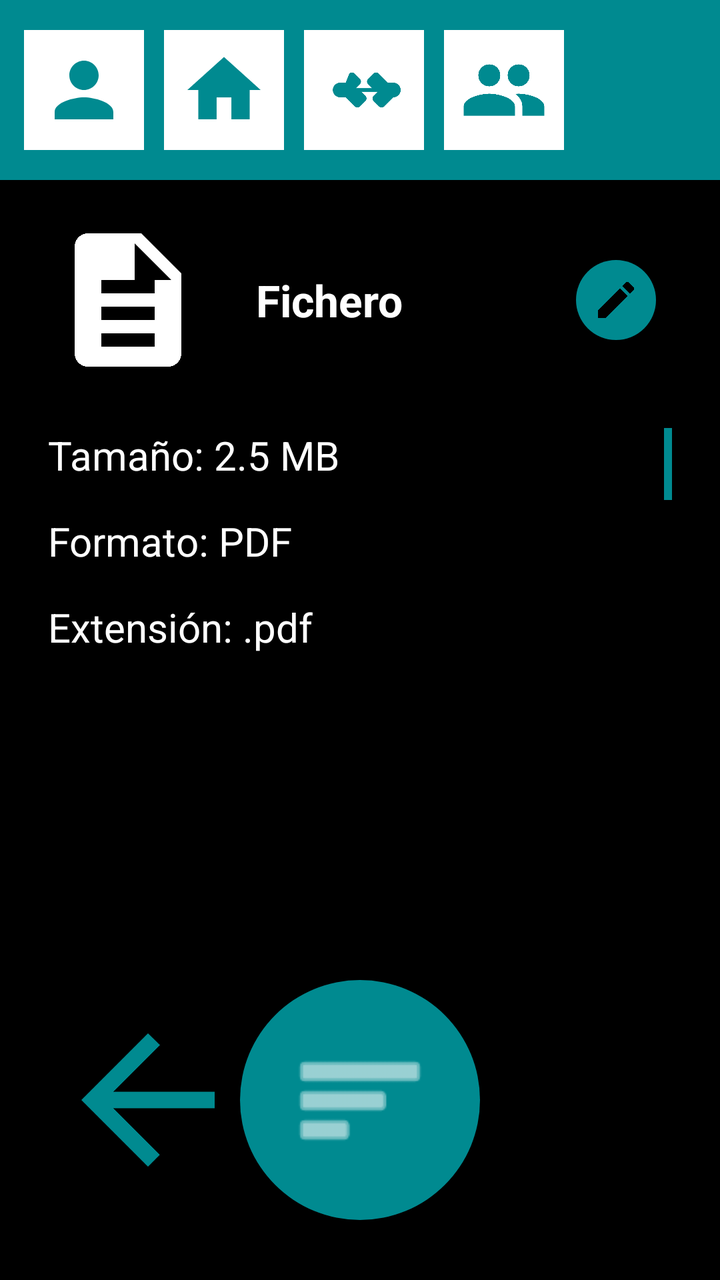
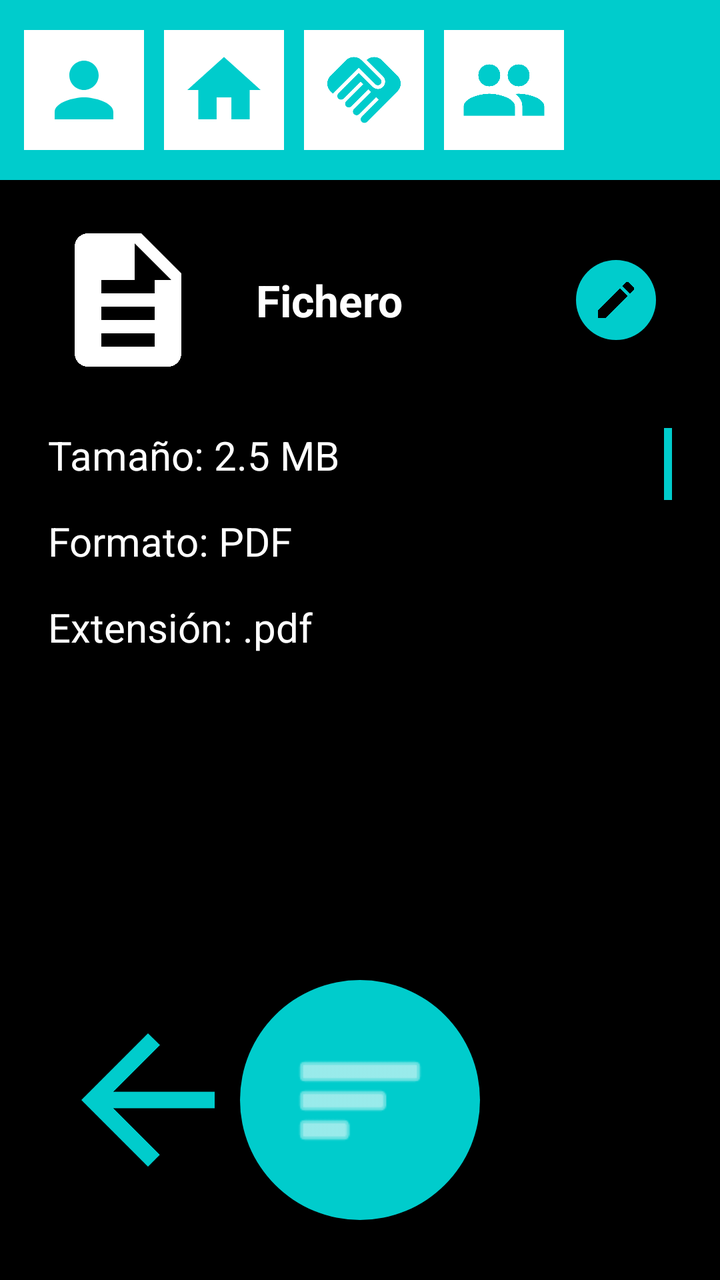

An Android layout rendered at two revisions. The XML below is the earlier revision; the diff shows what the commit changed to produce the second picture.
<!-- AndroidManifest.xml: application theme Theme.QuikFile -->
<!-- res/layout/activity_file_detail.xml -->
<?xml version="1.0" encoding="utf-8"?>
<androidx.constraintlayout.widget.ConstraintLayout xmlns:android="http://schemas.android.com/apk/res/android"
    xmlns:app="http://schemas.android.com/apk/res-auto"
    xmlns:tools="http://schemas.android.com/tools"
    android:layout_width="match_parent"
    android:layout_height="match_parent"
    android:background="@color/background_black"
    tools:context=".FileDetailActivity">

    
    <LinearLayout
        android:id="@+id/topBar"
        android:layout_width="match_parent"
        android:layout_height="90dp"
        android:background="@color/blue_app"
        android:gravity="center_vertical"
        android:orientation="horizontal"
        android:paddingStart="12dp"
        android:paddingEnd="12dp"
        app:layout_constraintTop_toTopOf="parent">

        <ImageView
            android:id="@+id/btnSettingsTop"
            android:layout_width="60dp"
            android:layout_height="60dp"
            android:layout_marginEnd="10dp"
            android:background="@color/white"
            android:padding="8dp"
            android:src="@drawable/ic_person"
            app:tint="@color/blue_app" />

        <ImageView
            android:id="@+id/btnHomeTop"
            android:layout_width="60dp"
            android:layout_height="60dp"
            android:layout_marginEnd="10dp"
            android:background="@color/white"
            android:padding="8dp"
            android:src="@drawable/ic_home"
            app:tint="@color/blue_app" />

        <ImageView
            android:id="@+id/btnSharedTop"
            android:layout_width="60dp"
            android:layout_height="60dp"
            android:layout_marginEnd="10dp"
            android:background="@color/white"
            android:padding="8dp"
            android:src="@drawable/ic_handshake"
            app:tint="@color/blue_app" />

        <ImageView
            android:id="@+id/btnLoginTop"
            android:layout_width="60dp"
            android:layout_height="60dp"
            android:background="@color/white"
            android:padding="8dp"
            android:src="@drawable/ic_group"
            app:tint="@color/blue_app" />
    </LinearLayout>

    
    <LinearLayout
        android:id="@+id/fileHeader"
        android:layout_width="match_parent"
        android:layout_height="wrap_content"
        android:layout_marginTop="20dp"
        android:gravity="center_vertical"
        android:orientation="horizontal"
        android:paddingStart="24dp"
        android:paddingEnd="24dp"
        app:layout_constraintTop_toBottomOf="@id/topBar">

        <ImageView
            android:layout_width="80dp"
            android:layout_height="80dp"
            android:src="@drawable/ic_file"
            app:tint="@color/white" />

        <LinearLayout
            android:layout_width="0dp"
            android:layout_height="wrap_content"
            android:layout_marginStart="16dp"
            android:layout_weight="1"
            android:background="@drawable/search_bar_background"
            android:backgroundTint="@color/background_black"
            android:gravity="center_vertical"
            android:orientation="horizontal"
            android:padding="8dp">

            <EditText
                android:id="@+id/etFileName"
                android:layout_width="0dp"
                android:layout_height="wrap_content"
                android:layout_weight="1"
                android:background="@android:color/transparent"
                android:text="Fichero"
                android:textColor="@color/white"
                android:textSize="22sp"
                android:textStyle="bold" />

            <ImageView
                android:id="@+id/btnEditName"
                android:layout_width="40dp"
                android:layout_height="40dp"
                android:background="@drawable/circle_cyan"
                android:padding="8dp"
                android:src="@drawable/ic_edit"
                app:tint="@color/black" />
        </LinearLayout>
    </LinearLayout>

    
    <ScrollView
        android:id="@+id/fileInfoScroll"
        android:layout_width="match_parent"
        android:layout_height="0dp"
        android:layout_marginTop="24dp"
        android:paddingStart="24dp"
        android:paddingEnd="24dp"
        android:scrollbarThumbVertical="@color/blue_app"
        android:fadeScrollbars="false"
        app:layout_constraintBottom_toTopOf="@id/bottomArea"
        app:layout_constraintTop_toBottomOf="@id/fileHeader">

        <LinearLayout
            android:layout_width="match_parent"
            android:layout_height="wrap_content"
            android:orientation="vertical"
            android:paddingBottom="20dp">

            <TextView
                android:layout_width="wrap_content"
                android:layout_height="wrap_content"
                android:text="Tamaño: 2.5 MB"
                android:textColor="@color/white"
                android:textSize="20sp" />

            <TextView
                android:layout_width="wrap_content"
                android:layout_height="wrap_content"
                android:layout_marginTop="16dp"
                android:text="Formato: PDF"
                android:textColor="@color/white"
                android:textSize="20sp" />

            <TextView
                android:layout_width="wrap_content"
                android:layout_height="wrap_content"
                android:layout_marginTop="16dp"
                android:text="Extensión: .pdf"
                android:textColor="@color/white"
                android:textSize="20sp" />

            <TextView
                android:layout_width="wrap_content"
                android:layout_height="wrap_content"
                android:layout_marginTop="16dp"
                android:text="Descripción:"
                android:textColor="@color/white"
                android:textSize="20sp"
                android:textStyle="bold" />

            <TextView
                android:layout_width="match_parent"
                android:layout_height="wrap_content"
                android:layout_marginTop="8dp"
                android:text="Documento de prueba extenso para verificar la funcionalidad de scroll en esta vista de detalles. Se pueden añadir más comentarios aquí.\n\nLínea extra 1\nLínea extra 2\nLínea extra 3\nLínea extra 4\nLínea extra 5\nLínea extra 6\nÚltima línea de prueba."
                android:textColor="@color/white"
                android:textSize="18sp" />
        </LinearLayout>
    </ScrollView>

    
    <androidx.constraintlayout.widget.ConstraintLayout
        android:id="@+id/bottomArea"
        android:layout_width="match_parent"
        android:layout_height="300dp"
        app:layout_constraintBottom_toBottomOf="parent">

        
        <ImageView
            android:id="@+id/btnBack"
            android:layout_width="100dp"
            android:layout_height="100dp"
            android:layout_marginStart="24dp"
            android:layout_marginBottom="40dp"
            android:src="@drawable/ic_arrow_back"
            app:layout_constraintBottom_toBottomOf="parent"
            app:layout_constraintStart_toStartOf="parent"
            app:tint="@color/blue_app" />

        
        <ImageView
            android:id="@+id/btnDownload"
            android:layout_width="60dp"
            android:layout_height="60dp"
            android:background="@drawable/circle_cyan"
            android:backgroundTint="@color/white"
            android:elevation="4dp"
            android:padding="12dp"
            android:src="@android:drawable/stat_sys_download"
            android:visibility="invisible"
            app:layout_constraintBottom_toBottomOf="@id/btnMenu"
            app:layout_constraintEnd_toEndOf="@id/btnMenu"
            app:layout_constraintStart_toStartOf="@id/btnMenu"
            app:layout_constraintTop_toTopOf="@id/btnMenu"
            app:tint="@color/blue_app" />

        <ImageView
            android:id="@+id/btnDelete"
            android:layout_width="60dp"
            android:layout_height="60dp"
            android:background="@drawable/circle_cyan"
            android:backgroundTint="@color/white"
            android:elevation="4dp"
            android:padding="12dp"
            android:src="@android:drawable/ic_menu_delete"
            android:visibility="invisible"
            app:layout_constraintBottom_toBottomOf="@id/btnMenu"
            app:layout_constraintEnd_toEndOf="@id/btnMenu"
            app:layout_constraintStart_toStartOf="@id/btnMenu"
            app:layout_constraintTop_toTopOf="@id/btnMenu"
            app:tint="@color/blue_app" />

        <ImageView
            android:id="@+id/btnReport"
            android:layout_width="60dp"
            android:layout_height="60dp"
            android:background="@drawable/circle_cyan"
            android:backgroundTint="@color/white"
            android:elevation="4dp"
            android:padding="12dp"
            android:src="@android:drawable/stat_sys_warning"
            android:visibility="invisible"
            app:layout_constraintBottom_toBottomOf="@id/btnMenu"
            app:layout_constraintEnd_toEndOf="@id/btnMenu"
            app:layout_constraintStart_toStartOf="@id/btnMenu"
            app:layout_constraintTop_toTopOf="@id/btnMenu"
            app:tint="@color/black" />

        <ImageView
            android:id="@+id/btnPreview"
            android:layout_width="60dp"
            android:layout_height="60dp"
            android:background="@drawable/circle_cyan"
            android:backgroundTint="@color/white"
            android:elevation="4dp"
            android:padding="12dp"
            android:src="@android:drawable/ic_menu_view"
            android:visibility="invisible"
            app:layout_constraintBottom_toBottomOf="@id/btnMenu"
            app:layout_constraintEnd_toEndOf="@id/btnMenu"
            app:layout_constraintStart_toStartOf="@id/btnMenu"
            app:layout_constraintTop_toTopOf="@id/btnMenu"
            app:tint="@color/blue_app" />

        <ImageView
            android:id="@+id/btnShare"
            android:layout_width="60dp"
            android:layout_height="60dp"
            android:background="@drawable/circle_cyan"
            android:backgroundTint="@color/white"
            android:elevation="4dp"
            android:padding="12dp"
            android:src="@android:drawable/ic_menu_send"
            android:visibility="invisible"
            app:layout_constraintBottom_toBottomOf="@id/btnMenu"
            app:layout_constraintEnd_toEndOf="@id/btnMenu"
            app:layout_constraintStart_toStartOf="@id/btnMenu"
            app:layout_constraintTop_toTopOf="@id/btnMenu"
            app:tint="@color/blue_app" />

        
        <ImageView
            android:id="@+id/btnMenu"
            android:layout_width="120dp"
            android:layout_height="120dp"
            android:layout_marginBottom="30dp"
            android:background="@drawable/circle_cyan"
            android:padding="25dp"
            android:src="@android:drawable/ic_menu_sort_by_size"
            android:elevation="8dp"
            app:layout_constraintBottom_toBottomOf="parent"
            app:layout_constraintEnd_toEndOf="parent"
            app:layout_constraintStart_toStartOf="parent"
            app:tint="@color/white" />

        
        <ImageView
            android:id="@+id/btnCloseMenu"
            android:layout_width="60dp"
            android:layout_height="60dp"
            android:background="@drawable/circle_cyan"
            android:padding="15dp"
            android:src="@android:drawable/ic_menu_close_clear_cancel"
            android:visibility="gone"
            android:elevation="9dp"
            app:layout_constraintBottom_toBottomOf="@id/btnMenu"
            app:layout_constraintEnd_toEndOf="@id/btnMenu"
            app:layout_constraintStart_toStartOf="@id/btnMenu"
            app:layout_constraintTop_toTopOf="@id/btnMenu"
            app:tint="@color/white" />

    </androidx.constraintlayout.widget.ConstraintLayout>

</androidx.constraintlayout.widget.ConstraintLayout>
<!-- resources referenced by this layout -->
<resources>
  <color name="background_black">#000000</color>//si lo he puesto todo bien sobraria este
  <color name="black">#FF000000</color>
  <color name="blue_app">#008A90</color>
  <color name="white">#FFFFFFFF</color>
  <!-- drawable circle_cyan (drawable) -->
  <?xml version="1.0" encoding="utf-8"?>
  <shape xmlns:android="http://schemas.android.com/apk/res/android"
      android:shape="oval">
      <solid android:color="@color/blue_app" />
  </shape>
  <!-- drawable ic_arrow_back (drawable) -->
  <vector xmlns:android="http://schemas.android.com/apk/res/android"
      android:width="24dp"
      android:height="24dp"
      android:viewportWidth="24"
      android:viewportHeight="24">
    <path
        android:fillColor="@color/black"
        android:pathData="M20,11H7.83l5.59,-5.59L12,4l-8,8 8,8 1.41,-1.41L7.83,13H20v-2z"/>
  </vector>
  <!-- drawable ic_file (drawable) -->
  <?xml version="1.0" encoding="utf-8"?>
  <vector xmlns:android="http://schemas.android.com/apk/res/android"
      android:width="24dp"
      android:height="24dp"
      android:viewportWidth="24"
      android:viewportHeight="24">
      <path
          android:fillColor="#FFFFFF"
          android:pathData="M14,2H6C4.9,2 4,2.9 4,4V20C4,21.1 4.9,22 6,22H18C19.1,22 20,21.1 20,20V8L14,2M13,9V3.5L18.5,9H13M16,19H8V17H16V19M16,15H8V13H16V15M16,11H8V9H16V11Z"/>
  </vector>
  <!-- drawable ic_handshake (drawable) -->
  <?xml version="1.0" encoding="utf-8"?>
  <vector xmlns:android="http://schemas.android.com/apk/res/android"
      android:width="24dp"
      android:height="24dp"
      android:viewportWidth="24"
      android:viewportHeight="24">
      <path
          android:fillColor="#000000"
          android:pathData="M22,12c0,-1.1 -0.9,-2 -2,-2h-1.5l-2.5,-2.5c-0.39,-0.39 -1.01,-0.39 -1.4,0l-1.5,1.5c-0.39,0.39 -0.39,1.01 0,1.4l1.1,1.1h-4.4l1.1,-1.1c0.39,-0.39 0.39,-1.01 0,-1.4l-1.5,-1.5c-0.39,-0.39 -1.01,-0.39 -1.4,0L7,10H5.5c-1.1,0 -2,0.9 -2,2s0.9,2 2,2h1.5l2.5,2.5c0.39,0.39 1.01,0.39 1.4,0l1.5,-1.5c0.39,-0.39 0.39,-1.01 0,-1.4l-1.1,-1.1h4.4l-1.1,1.1c-0.39,0.39 -0.39,1.01 0,1.4l1.5,1.5c0.39,0.39 1.01,0.39 1.4,0l2.5,-2.5H20c1.1,0 2,-0.9 2,-2z"/>
  </vector>
  <!-- drawable ic_home (drawable) -->
  <?xml version="1.0" encoding="utf-8"?>
  <vector xmlns:android="http://schemas.android.com/apk/res/android"
      android:width="24dp"
      android:height="24dp"
      android:viewportWidth="24"
      android:viewportHeight="24">
      <path
          android:fillColor="#000000"
          android:pathData="M10,20V14H14V20H19V12H22L12,3L2,12H5V20H10Z"/>
  </vector>
  <!-- drawable ic_person (drawable) -->
  <?xml version="1.0" encoding="utf-8"?>
  <vector xmlns:android="http://schemas.android.com/apk/res/android"
      android:width="24dp"
      android:height="24dp"
      android:viewportWidth="24"
      android:viewportHeight="24">
      <path
          android:fillColor="#000000"
          android:pathData="M12,12c2.21,0 4,-1.79 4,-4s-1.79,-4 -4,-4 -4,1.79 -4,4 1.79,4 4,4zM12,14c-2.67,0 -8,1.34 -8,4v2h16v-2c0,-2.66 -5.33,-4 -8,-4z"/>
  </vector>
  <!-- drawable search_bar_background (drawable) -->
  <?xml version="1.0" encoding="utf-8"?>
  <shape xmlns:android="http://schemas.android.com/apk/res/android">
      <solid android:color="@color/white" />
      <corners android:radius="12dp" />
      <stroke android:width="2dp" android:color="@color/blue_app" />
  </shape>
  <style name="Theme.QuikFile" parent="Base.Theme.QuikFile" />
  <style name="Base.Theme.QuikFile" parent="Theme.Material3.DayNight.NoActionBar">
          
          
      </style>
  <!-- unchanged entries left out for length: 2 -->
</resources>

<!-- the commit's change to res/layout/activity_file_detail.xml (unified diff, before → after) -->
@@ -4,7 +4,7 @@
     xmlns:tools="http://schemas.android.com/tools"
     android:layout_width="match_parent"
     android:layout_height="match_parent"
-    android:background="@color/background_black"
+    android:background="@color/black"
     tools:context=".FileDetailActivity">
 
     
@@ -83,7 +83,7 @@
             android:layout_marginStart="16dp"
             android:layout_weight="1"
             android:background="@drawable/search_bar_background"
-            android:backgroundTint="@color/background_black"
+            android:backgroundTint="@color/black"
             android:gravity="center_vertical"
             android:orientation="horizontal"
             android:padding="8dp">
<!-- resource entries referenced after the edit -->
@@ -1,8 +1,7 @@
 <!-- resources referenced by this layout -->
 <resources>
-  <color name="background_black">#000000</color>//si lo he puesto todo bien sobraria este
   <color name="black">#FF000000</color>
-  <color name="blue_app">#008A90</color>
+  <color name="blue_app">#00CCCC</color>
   <color name="white">#FFFFFFFF</color>
   <!-- drawable circle_cyan (drawable) -->
   <?xml version="1.0" encoding="utf-8"?>
@@ -32,15 +31,10 @@
           android:pathData="M14,2H6C4.9,2 4,2.9 4,4V20C4,21.1 4.9,22 6,22H18C19.1,22 20,21.1 20,20V8L14,2M13,9V3.5L18.5,9H13M16,19H8V17H16V19M16,15H8V13H16V15M16,11H8V9H16V11Z"/>
   </vector>
   <!-- drawable ic_handshake (drawable) -->
-  <?xml version="1.0" encoding="utf-8"?>
-  <vector xmlns:android="http://schemas.android.com/apk/res/android"
-      android:width="24dp"
-      android:height="24dp"
-      android:viewportWidth="24"
-      android:viewportHeight="24">
-      <path
-          android:fillColor="#000000"
-          android:pathData="M22,12c0,-1.1 -0.9,-2 -2,-2h-1.5l-2.5,-2.5c-0.39,-0.39 -1.01,-0.39 -1.4,0l-1.5,1.5c-0.39,0.39 -0.39,1.01 0,1.4l1.1,1.1h-4.4l1.1,-1.1c0.39,-0.39 0.39,-1.01 0,-1.4l-1.5,-1.5c-0.39,-0.39 -1.01,-0.39 -1.4,0L7,10H5.5c-1.1,0 -2,0.9 -2,2s0.9,2 2,2h1.5l2.5,2.5c0.39,0.39 1.01,0.39 1.4,0l1.5,-1.5c0.39,-0.39 0.39,-1.01 0,-1.4l-1.1,-1.1h4.4l-1.1,1.1c-0.39,0.39 -0.39,1.01 0,1.4l1.5,1.5c0.39,0.39 1.01,0.39 1.4,0l2.5,-2.5H20c1.1,0 2,-0.9 2,-2z"/>
+  <vector xmlns:android="http://schemas.android.com/apk/res/android" android:height="24dp" android:tint="@color/blue_app" android:viewportHeight="24" android:viewportWidth="24" android:width="24dp">
+  
+      <path android:fillColor="@android:color/white" android:pathData="M16.48,10.41c-0.39,0.39 -1.04,0.39 -1.43,0l-4.47,-4.46l-7.05,7.04l-0.66,-0.63c-1.17,-1.17 -1.17,-3.07 0,-4.24l4.24,-4.24c1.17,-1.17 3.07,-1.17 4.24,0L16.48,9C16.87,9.39 16.87,10.02 16.48,10.41zM17.18,8.29c0.78,0.78 0.78,2.05 0,2.83c-1.27,1.27 -2.61,0.22 -2.83,0l-3.76,-3.76l-5.57,5.57c-0.39,0.39 -0.39,1.02 0,1.41c0.39,0.39 1.02,0.39 1.42,0l4.62,-4.62l0.71,0.71l-4.62,4.62c-0.39,0.39 -0.39,1.02 0,1.41c0.39,0.39 1.02,0.39 1.42,0l4.62,-4.62l0.71,0.71l-4.62,4.62c-0.39,0.39 -0.39,1.02 0,1.41c0.39,0.39 1.02,0.39 1.41,0l4.62,-4.62l0.71,0.71l-4.62,4.62c-0.39,0.39 -0.39,1.02 0,1.41c0.39,0.39 1.02,0.39 1.41,0l8.32,-8.34c1.17,-1.17 1.17,-3.07 0,-4.24l-4.24,-4.24c-1.15,-1.15 -3.01,-1.17 -4.18,-0.06L17.18,8.29z"/>
+  
   </vector>
   <!-- drawable ic_home (drawable) -->
   <?xml version="1.0" encoding="utf-8"?>
